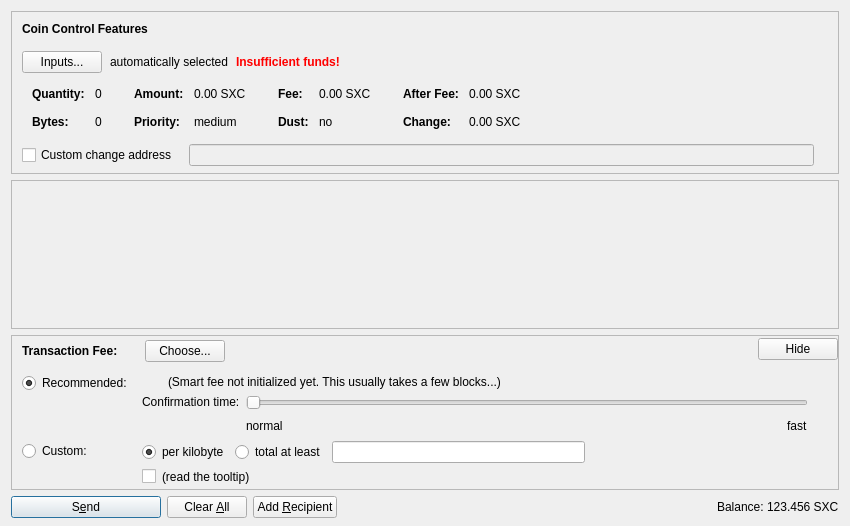
Old version of the form src/qt/forms/sendcoinsdialog.ui in the repository sexcoin-project/sexcore-sexcoin.
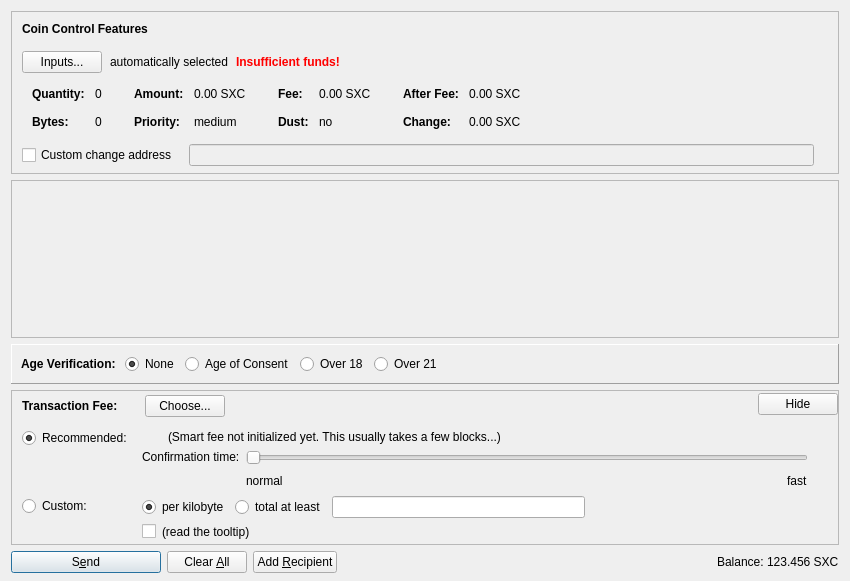
New version of the form. Icons and pictures are not drawn. Custom widgets are drawn as their Qt base class.

Commit message: Age Verification for GUI, visual resources added

```diff
--- a/src/qt/forms/sendcoinsdialog.ui
+++ b/src/qt/forms/sendcoinsdialog.ui
@@ -7,13 +7,13 @@
     <x>0</x>
     <y>0</y>
     <width>850</width>
-    <height>526</height>
+    <height>581</height>
    </rect>
   </property>
   <property name="windowTitle">
    <string>Send Coins</string>
   </property>
-  <layout class="QVBoxLayout" name="verticalLayout" stretch="0,1,0,0">
+  <layout class="QVBoxLayout" name="verticalLayout" stretch="0,1,0,0,0">
    <property name="bottomMargin">
     <number>8</number>
    </property>
@@ -616,8 +616,8 @@
        <rect>
         <x>0</x>
         <y>0</y>
-        <width>830</width>
-        <height>104</height>
+        <width>834</width>
+        <height>150</height>
        </rect>
       </property>
       <layout class="QVBoxLayout" name="verticalLayout_2" stretch="0,1">
@@ -657,6 +657,102 @@
      </widget>
     </widget>
    </item>
+   <item>
+    <widget class="QFrame" name="horizontalFrame">
+     <property name="frameShape">
+      <enum>QFrame::Panel</enum>
+     </property>
+     <property name="frameShadow">
+      <enum>QFrame::Raised</enum>
+     </property>
+     <layout class="QHBoxLayout" name="horizontalLayout_3">
+      <item>
+       <widget class="QLabel" name="label_2">
+        <property name="font">
+         <font>
+          <weight>75</weight>
+          <bold>true</bold>
+         </font>
+        </property>
+        <property name="toolTip">
+         <string>Set Age Verification</string>
+        </property>
+        <property name="text">
+         <string>Age Verification: </string>
+        </property>
+       </widget>
+      </item>
+      <item>
+       <widget class="QRadioButton" name="radioButton_overNone">
+        <property name="toolTip">
+         <string>Do not use age verification</string>
+        </property>
+        <property name="text">
+         <string>None</string>
+        </property>
+        <property name="checked">
+         <bool>true</bool>
+        </property>
+        <attribute name="buttonGroup">
+         <string notr="true">groupAge</string>
+        </attribute>
+       </widget>
+      </item>
+      <item>
+       <widget class="QRadioButton" name="radioButton_overConsent">
+        <property name="toolTip">
+         <string>Certify that you are over the age of consent in your locale</string>
+        </property>
+        <property name="text">
+         <string>Age of Consent</string>
+        </property>
+        <attribute name="buttonGroup">
+         <string notr="true">groupAge</string>
+        </attribute>
+       </widget>
+      </item>
+      <item>
+       <widget class="QRadioButton" name="radioButton_over18">
+        <property name="toolTip">
+         <string>Certify that you are 18 or older</string>
+        </property>
+        <property name="text">
+         <string>Over 18</string>
+        </property>
+        <attribute name="buttonGroup">
+         <string notr="true">groupAge</string>
+        </attribute>
+       </widget>
+      </item>
+      <item>
+       <widget class="QRadioButton" name="radioButton_over21">
+        <property name="toolTip">
+         <string>Certify that you are 21 or older</string>
+        </property>
+        <property name="text">
+         <string>Over 21</string>
+        </property>
+        <attribute name="buttonGroup">
+         <string notr="true">groupAge</string>
+        </attribute>
+       </widget>
+      </item>
+      <item>
+       <spacer name="horizontalSpacer_7">
+        <property name="orientation">
+         <enum>Qt::Horizontal</enum>
+        </property>
+        <property name="sizeHint" stdset="0">
+         <size>
+          <width>40</width>
+          <height>20</height>
+         </size>
+        </property>
+       </spacer>
+      </item>
+     </layout>
+    </widget>
+   </item>
    <item>
     <widget class="QFrame" name="frameFee">
      <property name="sizePolicy">
```
Left out of the diff: 1 changed line with no effect on the pictures. The commit also changes 41 other files.
